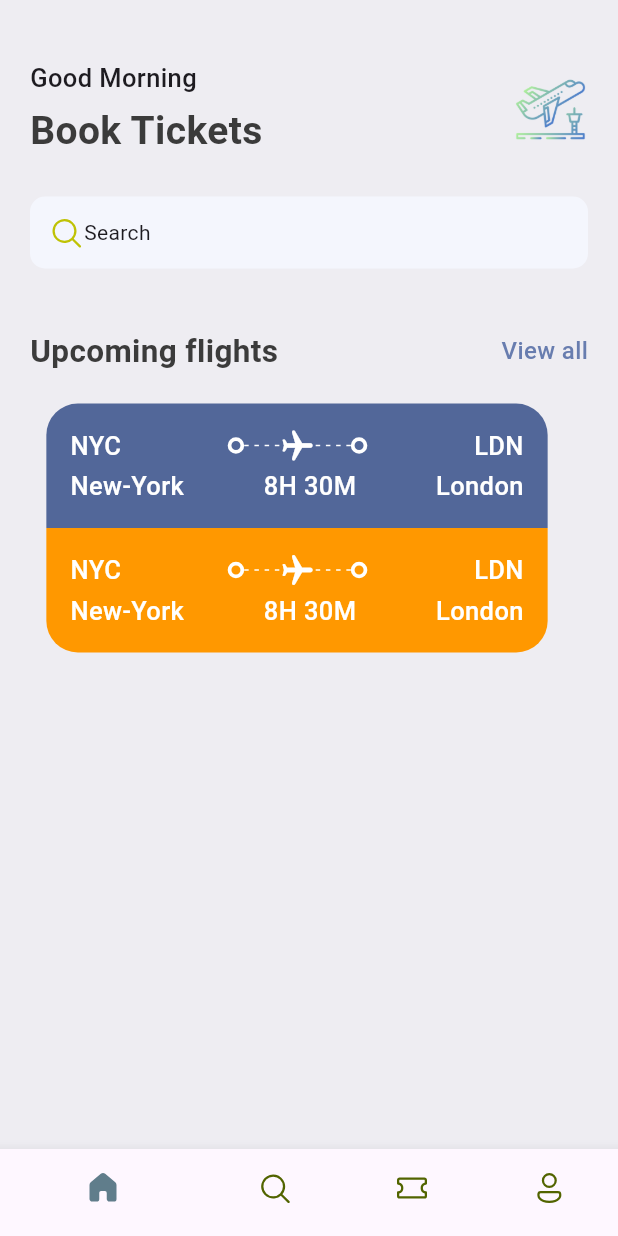
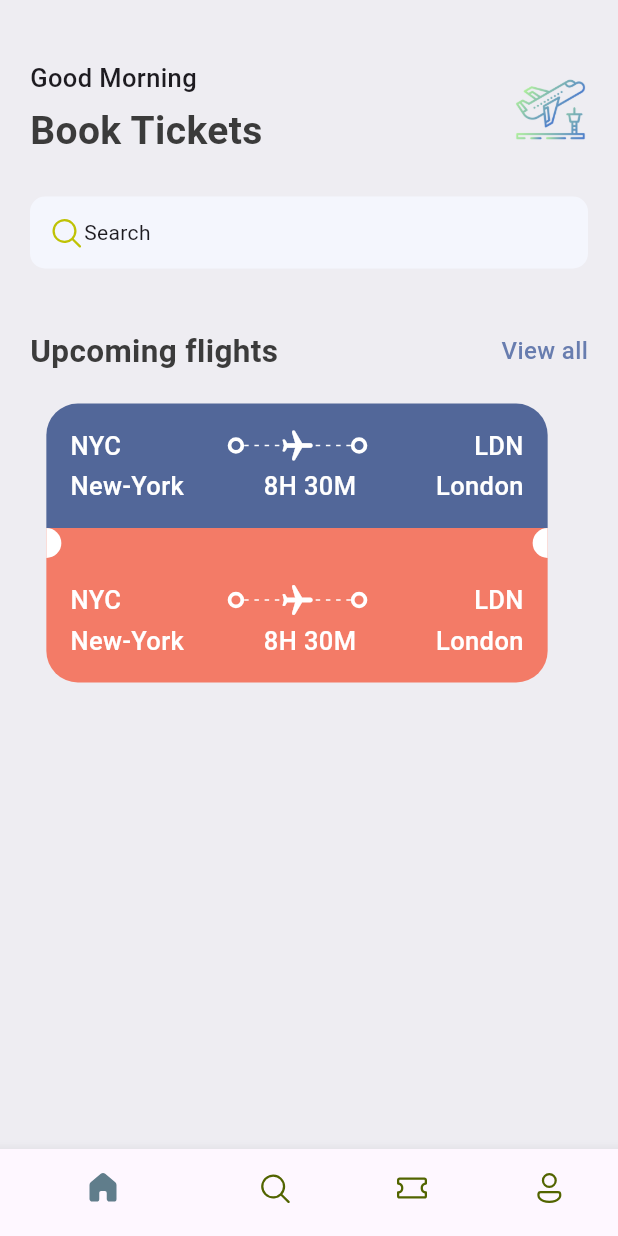
Before and after one commit to Isedin/flight_ticketing_app, a Flutter app: the screen it shows after launch, on a phone screen of 412 x 824 dp. Run offline on Flutter 3.47's test engine with Material 3 defaults, Android fonts, the phone set to English and light mode, and no system bars; our stand-ins replace fluentui_icons.

Commit message:
feat: add BigCircle widget and update TicketView layout with new styling

```diff
--- a/lib/base/res/styles/app_styles.dart
+++ b/lib/base/res/styles/app_styles.dart
@@ -7,6 +7,7 @@ class AppStyles {
   static Color bgColor = const Color(0xFFeeedf2);
   static Color textColor = const Color(0xFF3b3b3b);
   static Color ticketBlue = const Color(0xFF526799);
+  static Color ticketOrange = const Color(0xFFf37b67);
 
   static TextStyle textStyle = TextStyle(
     fontSize: 16,
--- /dev/null
+++ b/lib/base/widgets/big_circle.dart
@@ -0,0 +1,28 @@
+import 'package:flutter/material.dart';
+
+class BigCircle extends StatelessWidget {
+  final bool isRight;
+  const BigCircle({super.key, required this.isRight});
+
+  @override
+  Widget build(BuildContext context) {
+    return SizedBox(
+      height: 20,
+      width: 10,
+      child: DecoratedBox(
+        decoration: BoxDecoration(
+          color: Colors.white,
+          borderRadius: isRight == true
+              ? BorderRadius.only(
+                  topLeft: Radius.circular(10),
+                  bottomLeft: Radius.circular(10),
+                )
+              : BorderRadius.only(
+                  topRight: Radius.circular(10),
+                  bottomRight: Radius.circular(10),
+                ),
+        ),
+      ),
+    );
+  }
+}
--- a/lib/base/widgets/ticket_view.dart
+++ b/lib/base/widgets/ticket_view.dart
@@ -1,5 +1,6 @@
 import 'package:flight_ticketing_app/base/res/styles/app_styles.dart';
 import 'package:flight_ticketing_app/base/widgets/app_layout_builder_widget.dart';
+import 'package:flight_ticketing_app/base/widgets/big_circle.dart';
 import 'package:flight_ticketing_app/base/widgets/big_dot.dart';
 import 'package:flutter/material.dart';
 
@@ -11,7 +12,7 @@ class TicketView extends StatelessWidget {
     final size = MediaQuery.of(context).size;
     return SizedBox(
       width: size.width * 0.85,
-      height: 179,
+      height: 189,
       child: Container(
         margin: EdgeInsets.only(right: 16),
         child: Column(
@@ -98,9 +99,20 @@ class TicketView extends StatelessWidget {
               ),
             ),
             Container(
+              height: 20,
+              color: AppStyles.ticketOrange,
+              child: Row(
+                children: [
+                  BigCircle(isRight: false),
+                  Expanded(child: Container()),
+                  BigCircle(isRight: true),
+                ],
+              ),
+            ),
+            Container(
               padding: EdgeInsets.all(16),
               decoration: BoxDecoration(
-                color: Colors.orange,
+                color: AppStyles.ticketOrange,
                 borderRadius: BorderRadius.only(
                   bottomLeft: Radius.circular(21),
                   bottomRight: Radius.circular(21),
```
